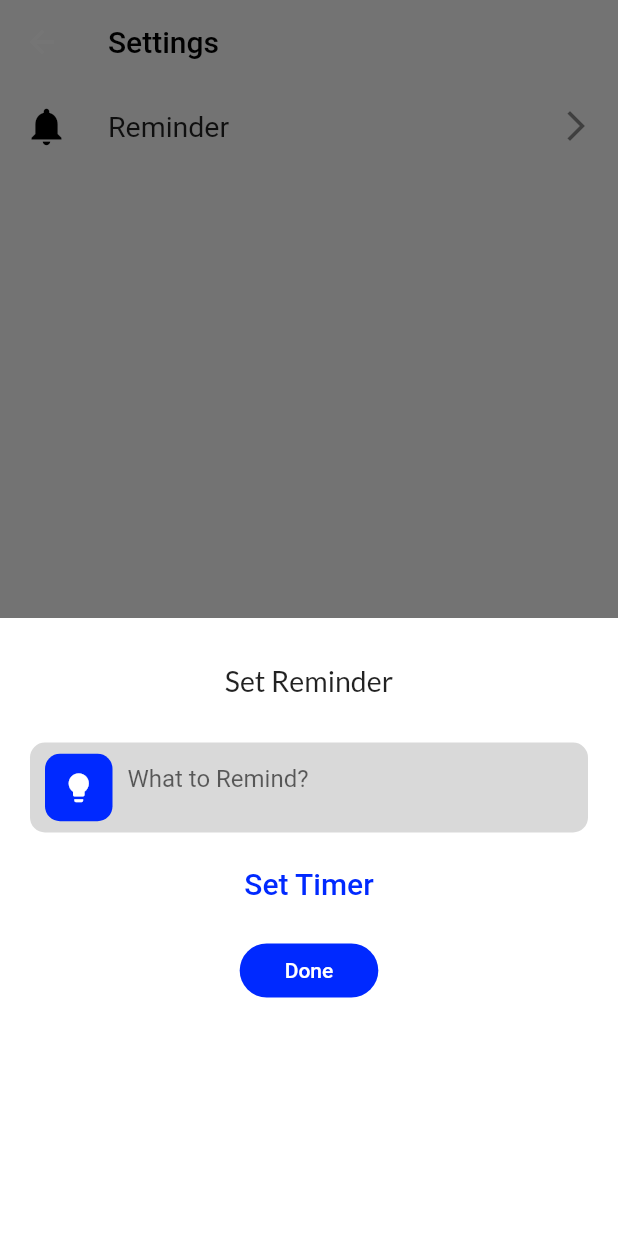
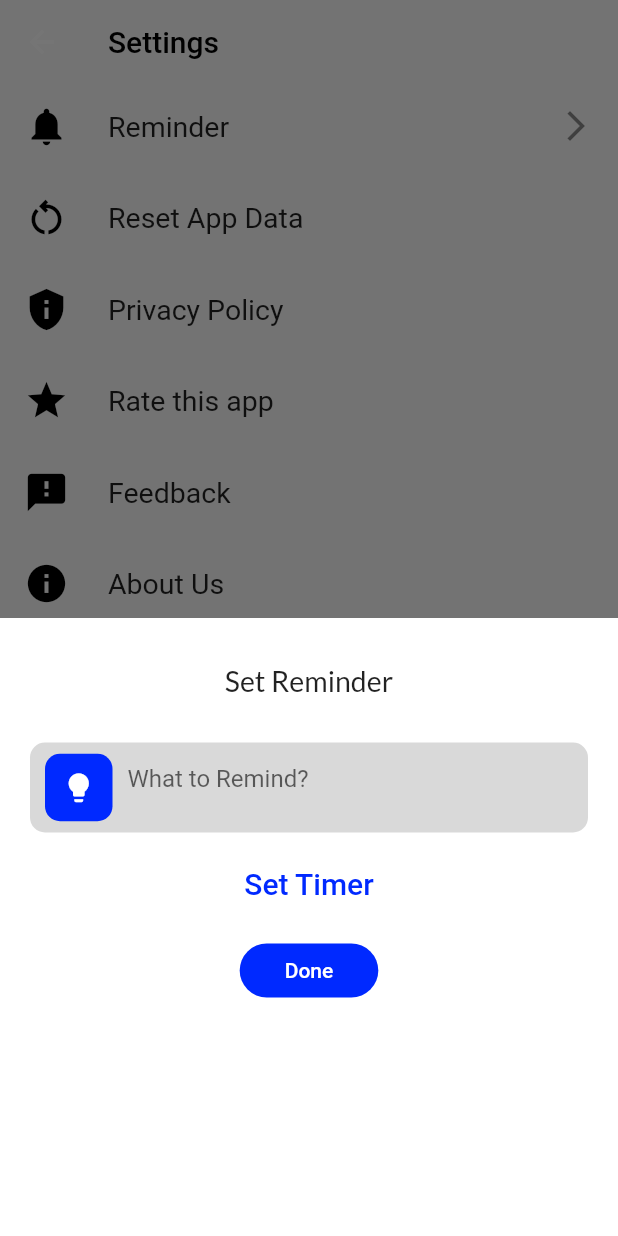
Before and after one commit to Vivekvg01/money_matter_v1, a Flutter app: the BottomNavigationBarWidget screen opened directly, item 5 of the bottom bar chosen, after a tap on "Reminder", on a phone screen of 412 x 824 dp. Run offline on Flutter 3.47's test engine with Material 2 defaults, Android fonts, the light colour scheme and no system bars; our stand-ins replace fl_chart, google_fonts, hive, hive_flutter, shared_preferences; accounts and stored records are empty.

Commit message:
Third Commit (before graph and filteration)

```diff
--- a/lib/constants/constants.dart
+++ b/lib/constants/constants.dart
@@ -1,6 +1,8 @@
 import 'package:flutter/cupertino.dart';
+
 //Heights
 const SizedBox kHeight10 = SizedBox(height: 10);
+const SizedBox kHeight5 =  SizedBox(height: 5);
 const SizedBox kHeight20 = SizedBox(height: 20);
 const SizedBox kHeight30 = SizedBox(height: 30);
 const SizedBox kHeight50 = SizedBox(height: 50);
--- a/lib/screens/all_transaction/widgets/view_all_transaction_widget.dart
+++ b/lib/screens/all_transaction/widgets/view_all_transaction_widget.dart
@@ -3,6 +3,8 @@ import 'package:money_matter/constants/colors.dart';
 import 'package:money_matter/db/functions/db_functions.dart';
 import 'package:money_matter/db/models/transaction_model.dart';
 import 'package:money_matter/screens/edit_transaction/edit_transaction.dart';
+
+String dropDownValue = "All";
 
 class ViewAllTransactions extends StatelessWidget {
   ViewAllTransactions({Key? key}) : super(key: key);
--- a/lib/screens/home_screen/home_screen.dart
+++ b/lib/screens/home_screen/home_screen.dart
@@ -1,9 +1,11 @@
+import 'package:fl_chart/fl_chart.dart';
 import 'package:flutter/material.dart';
 import 'package:money_matter/constants/colors.dart';
 import 'package:money_matter/constants/constants.dart';
 import 'package:money_matter/db/functions/db_functions.dart';
 import 'package:money_matter/db/models/transaction_model.dart';
 import 'package:money_matter/main.dart';
+import 'package:money_matter/screens/home_screen/widget/chart_widget.dart';
 import 'package:money_matter/screens/home_screen/widget/custom_circle_icon_widget.dart';
 import 'package:money_matter/screens/home_screen/widget/recent_transactions.dart';
 import 'package:money_matter/screens/home_screen/widget/time_control.dart';
@@ -14,6 +16,7 @@ String username = "";
 int totalBalance = 100;
 int totalIncome = 0;
 int totalExpense = 0;
+DateTime today = DateTime.now();
 
 class HomeScreen extends StatefulWidget {
   const HomeScreen({Key? key}) : super(key: key);
@@ -108,13 +111,13 @@ class _HomeScreenState extends State<HomeScreen> {
                                 style: TextStyle(
                                   color: Colors.white,
                                   fontWeight: FontWeight.w500,
-                                  fontSize: 16,
+                                  fontSize: 19,
                                 ),
                               ),
                             ),
                             Padding(
                               padding: const EdgeInsets.only(
-                                top: 16,
+                                top: 13,
                                 left: 20,
                                 right: 25,
                               ),
@@ -143,7 +146,7 @@ class _HomeScreenState extends State<HomeScreen> {
                             ),
                             Padding(
                               padding: const EdgeInsets.symmetric(
-                                vertical: 15,
+                                vertical: 12,
                                 horizontal: 25,
                               ),
                               child: SingleChildScrollView(
@@ -228,14 +231,8 @@ class _HomeScreenState extends State<HomeScreen> {
                         ),
                       ),
                       kHeight10,
-                      Container(
-                        width: 350,
-                        height: 210,
-                        color: const Color.fromARGB(166, 255, 255, 0),
-                        child: const Center(
-                          child: Text('Graph will be plotted here'),
-                        ),
-                      ),
+                      //Chart
+                      ChartWidget(height: 300, entiredata: transactionDatas),
                       kHeight10,
                       const Text(
                         'Recent Transactions',
--- /dev/null
+++ b/lib/screens/home_screen/widget/chart_widget.dart
@@ -0,0 +1,143 @@
+import 'package:fl_chart/fl_chart.dart';
+import 'package:flutter/material.dart';
+import 'package:money_matter/constants/colors.dart';
+import 'package:money_matter/db/models/transaction_model.dart';
+
+class ChartWidget extends StatefulWidget {
+  final double height;
+  List<FlSpot> dataSet = [];
+  List<FlSpot> dataSetIncome = [];
+  List<FlSpot> yearDataSetExpense = [];
+  List<TransactionModel> entireData = [];
+
+  ChartWidget({
+    Key? key,
+    required this.height,
+    required entiredata,
+  }) : super(key: key);
+
+  @override
+  State<ChartWidget> createState() => _ChartWidgetState();
+}
+
+class _ChartWidgetState extends State<ChartWidget> {
+  @override
+  Widget build(BuildContext context) {
+    return Center(
+      child: Container(
+        height: 400,
+        decoration: BoxDecoration(
+          color: kWhiteColor,
+          borderRadius: BorderRadius.circular(10),
+          boxShadow: [
+            BoxShadow(
+              color: Colors.grey.withOpacity(0.4),
+              spreadRadius: 5,
+              blurRadius: 6,
+              offset: const Offset(0, 4),
+            )
+          ],
+        ),
+        padding: const EdgeInsets.only(
+          right: 43,
+          top: 30,
+          bottom: 30,
+        ),
+        margin: const EdgeInsets.all(12),
+        child: LineChart(
+          LineChartData(
+            titlesData: FlTitlesData(
+              rightTitles: AxisTitles(
+                sideTitles: SideTitles(showTitles: false),
+              ),
+              bottomTitles: AxisTitles(
+                sideTitles: SideTitles(showTitles: true),
+              ),
+              topTitles: AxisTitles(
+                sideTitles: SideTitles(showTitles: false),
+              ),
+            ),
+            borderData: FlBorderData(
+              show: true,
+              border: Border.all(
+                color: const Color.fromARGB(142, 55, 67, 77),
+                width: 1,
+              ),
+            ),
+            gridData: FlGridData(
+              show: true,
+              getDrawingHorizontalLine: (value) {
+                return FlLine(
+                  color: const Color.fromARGB(79, 55, 67, 77),
+                  strokeWidth: 1,
+                );
+              },
+            ),
+            lineBarsData: [
+              LineChartBarData(
+                spots: getPlotPointsExpense(widget.entireData),
+                isCurved: true,
+                preventCurveOverShooting: true,
+                belowBarData: BarAreaData(
+                  show: true,
+                ),
+              ),
+            ],
+          ),
+        ),
+      ),
+    );
+  }
+}
+
+List<FlSpot> getPlotPoints(List<TransactionModel> entireData) {
+  ChartWidget chart = ChartWidget(
+    height: 300,
+    entiredata: entireData,
+  );
+  List tempDataSetIncome = [];
+  final today = DateTime.now();
+  for (TransactionModel data in entireData) {
+    if (data.date.month == today.month && data.type == CategoryType.income) {
+      tempDataSetIncome.add(data);
+    }
+  }
+
+  tempDataSetIncome.sort((a, b) => a.date.day.compareTo(b.date.day));
+  for (var i = 0; i < tempDataSetIncome.length; i++) {
+    chart.dataSetIncome.add(
+      FlSpot(
+        //x axis
+        tempDataSetIncome[i].date.day.toDouble(),
+        //y axis
+        tempDataSetIncome[i].amount.toDouble(),
+      ),
+    );
+  }
+  return chart.dataSetIncome;
+}
+
+List<FlSpot> getPlotPointsExpense(List<TransactionModel> entireData) {
+  final today = DateTime.now();
+  ChartWidget chart = ChartWidget(height: 300, entiredata: entireData);
+  List tempDataSet = [];
+
+  for (TransactionModel data in entireData) {
+    if (data.date.month == today.month && data.type == CategoryType.expense) {
+      tempDataSet.add(data);
+    }
+  }
+
+  tempDataSet.sort((a, b) => a.date.day.compareTo(b.date.day));
+  for (int i = 0; i < tempDataSet.length; i++) {
+    chart.dataSet.add(
+      FlSpot(
+        //x axis
+        tempDataSet[i].date.day.toDouble(),
+        //y axis
+        tempDataSet[i].amount.toDouble(),
+      ),
+    );
+  }
+  return chart.dataSet;
+}
--- a/lib/screens/settings/settings_screen.dart
+++ b/lib/screens/settings/settings_screen.dart
@@ -1,3 +1,5 @@
+import 'dart:ui';
+
 import 'package:flutter/material.dart';
 import 'package:money_matter/constants/colors.dart';
 import 'package:money_matter/constants/constants.dart';
@@ -20,9 +22,81 @@ class SettingsScreen extends StatelessWidget {
       body: SafeArea(
         child: SingleChildScrollView(
           child: Column(
-            children: const [
+            children: [
+              //reminder
               ReminderWidget(),
-              kHeight10,
+              kHeight5,
+              //reset app data
+              ListTile(
+                leading: Icon(
+                  Icons.restart_alt_outlined,
+                  color: kblackColor,
+                  size: 30,
+                ),
+                title: const Text(
+                  'Reset App Data',
+                  style: TextStyle(fontSize: 19),
+                ),
+                onTap: () {},
+              ),
+              //privacy policy
+              kHeight5,
+              ListTile(
+                leading: Icon(
+                  Icons.privacy_tip,
+                  color: kblackColor,
+                  size: 30,
+                ),
+                title: const Text(
+                  'Privacy Policy',
+                  style: TextStyle(fontSize: 19),
+                ),
+                onTap: () {},
+              ),
+              //rate this app
+              kHeight5,
+              ListTile(
+                leading: Icon(
+                  Icons.star,
+                  color: kblackColor,
+                  size: 30,
+                ),
+                title: const Text(
+                  'Rate this app',
+                  style: TextStyle(fontSize: 19),
+                ),
+                onTap: () {},
+              ),
+              //Feedback
+              kHeight5,
+              ListTile(
+                leading: Icon(
+                  Icons.feedback,
+                  color: kblackColor,
+                  size: 30,
+                ),
+                title: const Text(
+                  'Feedback',
+                  style: TextStyle(
+                    fontSize: 19,
+                  ),
+                ),
+                onTap: (){},
+              ),
+              //About Us
+              kHeight5,
+              ListTile(
+                leading: Icon(
+                  Icons.info,
+                  color: kblackColor,
+                  size: 30,
+                ),
+                title: const Text(
+                  'About Us',
+                  style: TextStyle(fontSize: 19),
+                ),
+                onTap: (){},
+              )
             ],
           ),
         ),
--- a/lib/screens/settings/widgets/reminder_bottomsheet.dart
+++ b/lib/screens/settings/widgets/reminder_bottomsheet.dart
@@ -48,7 +48,7 @@ class ReminderBottomSheet extends StatelessWidget {
                       hour: 12,
                       minute: 0,
                     ),
-                    initialEntryMode: TimePickerEntryMode.input,
+                    initialEntryMode: TimePickerEntryMode.dial,
                   );
                 },
                 child: const Text(
--- a/lib/widgets/bottom_navigationbar.dart
+++ b/lib/widgets/bottom_navigationbar.dart
@@ -97,7 +97,7 @@ class _BottomNavigationBarWidgetState extends State<BottomNavigationBarWidget> {
                       ),
                      const BottomNavigationBarItem(
                         icon: Icon(
-                          Icons.pie_chart,
+                          Icons.bar_chart,
                           size: 26,
                         ),
                         label: '',
```
Also changed, not shown: lib/screens/all_transaction/all_transaction_screen.dart (+79 -13 lines), lib/screens/settings/widgets/settings_tile.dart (deleted, +0 -33 lines), lib/screens/statitics_screen/statstics_screen.dart (+10 -3 lines), lib/theme.dart (line endings or trailing spaces).
